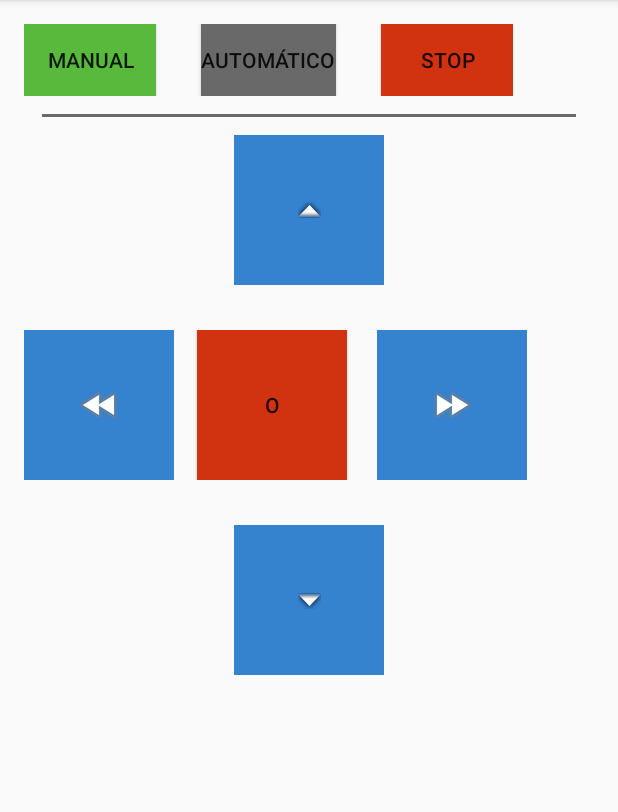
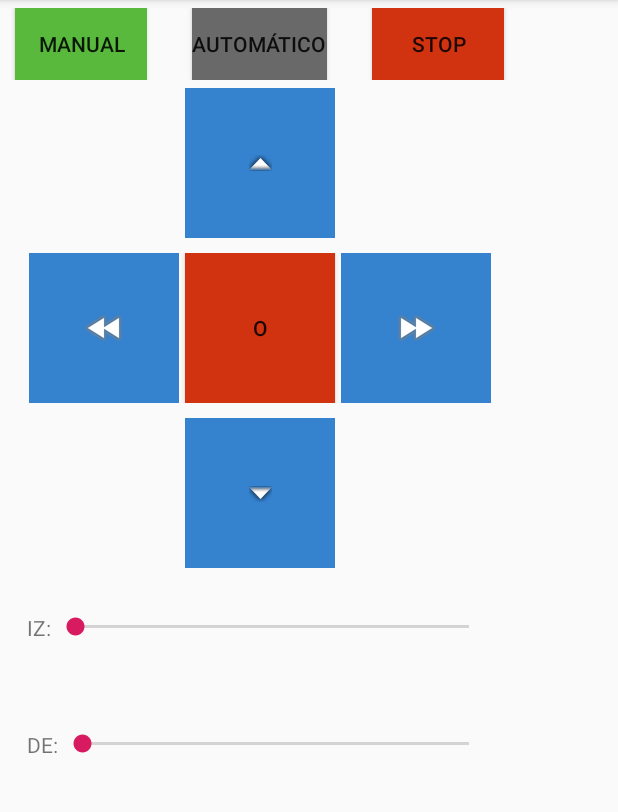
Before and after one commit to vtcmer/arduino-project, an Android app: the MainActivity screen opened directly, with no data from a screen before it, on a phone screen of 412 x 824 dp, the part 84-896 px from its top. Run offline under Robolectric (Android 15) with nearby library versions, the phone set to English and light mode, and no system bars; our stand-ins replace ButterKnife; network calls fail; 7 statements that could not run were skipped.

Commit message:
Pasarle la velocidad

```diff
--- a/i-robot/IRobotApp/app/src/main/AndroidManifest.xml
+++ b/i-robot/IRobotApp/app/src/main/AndroidManifest.xml
@@ -12,7 +12,8 @@
         android:roundIcon="@mipmap/ic_launcher_round"
         android:supportsRtl="true"
         android:theme="@style/AppTheme">
-        <activity android:name=".MainActivity"></activity>
+        <activity android:name=".MainActivity"
+            android:screenOrientation="portrait"></activity>
         <activity android:name=".DeviceListActivity">
             <intent-filter>
                 <action android:name="android.intent.action.MAIN" />
--- a/i-robot/IRobotApp/app/src/main/java/com/ztt/irobotapp/MainActivity.java
+++ b/i-robot/IRobotApp/app/src/main/java/com/ztt/irobotapp/MainActivity.java
@@ -11,7 +11,9 @@ import android.support.v7.app.AppCompatActivity;
 import android.view.View;
 import android.widget.Button;
 import android.widget.ImageButton;
-import android.widget.ScrollView;
+
+import android.widget.SeekBar;
+import android.widget.TextView;
 import android.widget.Toast;
 
 import java.io.IOException;
@@ -22,8 +24,6 @@ import java.util.UUID;
 import butterknife.BindView;
 import butterknife.ButterKnife;
 import butterknife.OnClick;
-
-import static java.lang.Thread.sleep;
 
 public class MainActivity extends AppCompatActivity {
 
@@ -46,8 +46,15 @@ public class MainActivity extends AppCompatActivity {
     ImageButton btnRight;
     @BindView(R.id.btnBack)
     ImageButton btnBack;
-    @BindView(R.id.scrollView)
-    ScrollView scrollView;
+
+    @BindView(R.id.txtSeekBarLeft)
+    TextView txtSeekBarLeft;
+    @BindView(R.id.seekBarLeft)
+    SeekBar seekBarLeft;
+    @BindView(R.id.txtSeekBarRigth)
+    TextView txtSeekBarRigth;
+    @BindView(R.id.seekBarRight)
+    SeekBar seekBarRight;
 
     private BluetoothAdapter btAdapter = null;
     private BluetoothSocket btSocket = null;
@@ -57,11 +64,16 @@ public class MainActivity extends AppCompatActivity {
     // String for MAC address
     private static String address = null;
 
+    final static Integer SPEED_LEFT_DEFAULT = 200;
+    final static Integer SPEED_RIGHT_DEFATUL = 200;
+
     @Override
     protected void onCreate(Bundle savedInstanceState) {
         super.onCreate(savedInstanceState);
         setContentView(R.layout.activity_main);
         ButterKnife.bind(this);
+
+        this.onSeekBarChange();
 
 
         bluetoothIn = new Handler() {
@@ -70,16 +82,16 @@ public class MainActivity extends AppCompatActivity {
 
                     String data = (String) msg.obj;                                                                // msg.arg1 = bytes from connect thread
 
-                    if (data.equals("F")){
+                    if (data.equals("F")) {
                         resetStatusActionsButtons();
                         selectAction(btnForward);
-                    } else if (data.equals("B")){
+                    } else if (data.equals("B")) {
                         resetStatusActionsButtons();
                         selectAction(btnBack);
-                    } else if (data.equals("R")){
+                    } else if (data.equals("R")) {
                         resetStatusActionsButtons();
                         selectAction(btnRight);
-                    } else if (data.equals("L")){
+                    } else if (data.equals("L")) {
                         resetStatusActionsButtons();
                         selectAction(btnLeft);
                     }
@@ -184,7 +196,6 @@ public class MainActivity extends AppCompatActivity {
     }
 
 
-
     @OnClick({R.id.btnStop, R.id.btnForward, R.id.btnBack, R.id.btnRight, R.id.btnLeft})
     public void onChangeDirection(View view) {
 
@@ -214,6 +225,7 @@ public class MainActivity extends AppCompatActivity {
 
     /**
      * Cambio entre modo manual y automático
+     *
      * @param automatic
      */
     void changeMode(boolean automatic) {
@@ -232,6 +244,7 @@ public class MainActivity extends AppCompatActivity {
 
     /**
      * Activa y desactiva los botones
+     *
      * @param active
      */
     private void changeStatusActionButtons(boolean active) {
@@ -246,24 +259,26 @@ public class MainActivity extends AppCompatActivity {
 
     /**
      * Marca el botón como activo
+     *
      * @param imageButton
      */
-    private void selectAction(ImageButton imageButton){
+    private void selectAction(ImageButton imageButton) {
         imageButton.setBackgroundDrawable(getResources().getDrawable(R.color.active));
     }
 
     /**
      * Resetea el botón de acción al color por defecto
+     *
      * @param imageButton
      */
-    private void resetAction(ImageButton imageButton){
+    private void resetAction(ImageButton imageButton) {
         imageButton.setBackgroundDrawable(getResources().getDrawable(R.color.enabled));
     }
 
     /**
      * Establece el valor de colores por defecto de los botones de acción
      */
-    private void resetStatusActionsButtons(){
+    private void resetStatusActionsButtons() {
 
         this.btnForward.setBackgroundDrawable(getResources().getDrawable(R.color.enabled));
         this.btnBack.setBackgroundDrawable(getResources().getDrawable(R.color.enabled));
@@ -323,6 +338,70 @@ public class MainActivity extends AppCompatActivity {
 
             }
         }
+
+
+
+
+    }
+
+
+    void onSeekBarChange(){
+
+        this.seekBarLeft.setOnSeekBarChangeListener(new SeekBar.OnSeekBarChangeListener() {
+
+            Integer speed = 0;
+
+            @Override
+            public void onProgressChanged(SeekBar seekBar, int progressValue, boolean fromUser) {
+
+                speed = SPEED_LEFT_DEFAULT + progressValue;
+
+                txtSeekBarLeft.setText("IZ: " + speed);
+
+            }
+
+            @Override
+            public void onStartTrackingTouch(SeekBar seekBar) {
+
+            }
+
+            @Override
+            public void onStopTrackingTouch(SeekBar seekBar) {
+                txtSeekBarLeft.setText("IZ: " + speed );
+                mConnectedThread.write("L-"+speed);
+                // TODO ENVIAR DATO
+
+            }
+        });
+
+
+        this.seekBarRight.setOnSeekBarChangeListener(new SeekBar.OnSeekBarChangeListener() {
+
+            Integer speed = 0;
+
+            @Override
+            public void onProgressChanged(SeekBar seekBar, int progressValue, boolean fromUser) {
+                speed = SPEED_LEFT_DEFAULT + progressValue;
+                txtSeekBarRigth.setText("DE: " + speed );
+
+            }
+
+            @Override
+            public void onStartTrackingTouch(SeekBar seekBar) {
+
+            }
+
+            @Override
+            public void onStopTrackingTouch(SeekBar seekBar) {
+
+                txtSeekBarRigth.setText("DE: ");
+                mConnectedThread.write("R-"+speed);
+                // TODO ENVIAR DATO
+
+
+            }
+        });
+
     }
 
 
--- a/i-robot/IRobotApp/app/src/main/res/layout/activity_main.xml
+++ b/i-robot/IRobotApp/app/src/main/res/layout/activity_main.xml
@@ -1,43 +1,15 @@
 <?xml version="1.0" encoding="utf-8"?>
-<RelativeLayout xmlns:android="http://schemas.android.com/apk/res/android"
-    xmlns:tools="http://schemas.android.com/tools"
-    android:layout_width="match_parent"
-    android:layout_height="match_parent">
-
-    <ScrollView
-        android:layout_width="wrap_content"
-        android:layout_height="wrap_content"
-        android:fillViewport="true"
-        android:id="@+id/scrollView">
-
-        <RelativeLayout
+<LinearLayout xmlns:android="http://schemas.android.com/apk/res/android"
     android:layout_width="match_parent"
     android:layout_height="match_parent"
-            android:paddingBottom="@dimen/activity_vertical_margin"
-            android:paddingLeft="@dimen/activity_horizontal_margin"
-            android:paddingRight="@dimen/activity_horizontal_margin"
-            android:paddingTop="@dimen/activity_vertical_margin">
+    android:orientation="vertical" >
 
     <LinearLayout
-                android:orientation="vertical"
         android:layout_width="match_parent"
-                android:layout_height="match_parent"
-                android:id="@+id/linearContenedor">
-
-                <LinearLayout
-                    android:orientation="vertical"
-                    android:layout_width="fill_parent"
-                    android:layout_above="@+id/linearContenedorProbarConexion"
         android:layout_height="wrap_content"
-                    android:id="@+id/Conexion">
-
-
-
-                    <LinearLayout
         android:orientation="horizontal"
-                        android:layout_width="wrap_content"
-                        android:layout_height="wrap_content"
-                        android:id="@+id/linearPruebaConexion">
+        android:layout_marginTop="5dp"
+        android:layout_marginBottom="5dp">
 
         <Button
             android:id="@+id/btnManual"
@@ -46,6 +18,7 @@
             android:layout_alignParentRight="true"
             android:text="Manual"
             android:layout_marginRight="30dp"
+            android:layout_marginLeft="10dp"
             android:background="@color/active"/>
 
 
@@ -63,27 +36,31 @@
             android:id="@+id/btnModeStop"
             android:layout_width="wrap_content"
             android:layout_height="wrap_content"
-                            android:layout_alignParentLeft="true"
-                            android:layout_alignParentTop="true"
             android:text="Stop"
             android:background="@color/stop"/>
 
+    </LinearLayout>
 
 
-                    </LinearLayout>
+    <LinearLayout
+        android:layout_width="match_parent"
+        android:layout_height="600dp"
+        android:orientation="horizontal">
 
-                </LinearLayout>
+
 
         <LinearLayout
+            android:layout_width="wrap_content"
+            android:layout_height="match_parent"
             android:orientation="vertical"
-                    android:layout_width="match_parent"
-                    android:layout_height="2dp"
-                    android:background="@color/linearSeparador"
-                    android:layout_gravity="center_vertical"
-                    android:layout_margin="@dimen/linearSeparador"
-                    android:id="@+id/lineaSeparador"></LinearLayout>
+            android:layout_marginLeft="18dp">
 
 
+            <LinearLayout
+                android:layout_width="match_parent"
+                android:layout_height="wrap_content"
+                android:orientation="vertical"
+                android:layout_marginBottom="10dp">
 
                 <ImageButton
                     android:id="@+id/btnForward"
@@ -95,12 +72,14 @@
                     android:src="@android:drawable/arrow_up_float"
                     android:background="@color/enabled"/>
 
+
+            </LinearLayout>
+
+
             <LinearLayout
-                    android:orientation="horizontal"
                 android:layout_width="match_parent"
-                    android:layout_height="match_parent"
-                    android:layout_marginTop="30dp"
-                    android:layout_marginBottom="30dp">
+                android:layout_height="wrap_content"
+                android:orientation="horizontal">
 
                 <ImageButton
                     android:id="@+id/btnLeft"
@@ -108,19 +87,18 @@
                     android:layout_height="100dp"
                     android:background="@color/enabled"
                     android:src="@android:drawable/ic_media_rew"
-                        android:text="Izquierda" />
+                    android:text="Izquierda"
+                    android:layout_marginLeft="1dp"/>
 
 
                 <Button
                     android:id="@+id/btnStop"
                     android:layout_width="100dp"
                     android:layout_height="100dp"
-                        android:layout_gravity="center"
                     android:background="@color/stop"
-                        android:gravity="center"
-                        android:layout_marginLeft="15dp"
-                        android:layout_marginRight="20dp"
-                        android:text="O" />
+                    android:text="O"
+                    android:layout_marginLeft="4dp"
+                    android:layout_marginRight="4dp"/>
 
                 <ImageButton
                     android:id="@+id/btnRight"
@@ -128,30 +106,89 @@
                     android:layout_height="100dp"
                     android:background="@color/enabled"
                     android:src="@android:drawable/ic_media_ff"
-                        android:text="Derecha" />
+                    android:text="Derecha"
+                    android:layout_marginRight="1dp"/>
+
+            </LinearLayout>
 
 
-                </LinearLayout>
+
+            <LinearLayout
+                android:layout_width="match_parent"
+                android:layout_height="wrap_content"
+                android:orientation="vertical"
+                android:layout_marginTop="10dp">
+
                 <ImageButton
                     android:id="@+id/btnBack"
                     android:layout_width="100dp"
                     android:layout_height="100dp"
-                    android:layout_alignParentLeft="true"
-                    android:layout_alignParentTop="true"
                     android:text="Atrás"
                     android:gravity="center"
                     android:layout_gravity="center"
                     android:src="@android:drawable/arrow_down_float"
                     android:background="@color/enabled"/>
 
+
             </LinearLayout>
 
-        </RelativeLayout>
+            <LinearLayout
+                android:layout_width="match_parent"
+                android:layout_height="wrap_content"
+                android:orientation="horizontal"
+                android:layout_marginTop="30dp">
+
+
+                <TextView
+                    android:layout_width="wrap_content"
+                    android:layout_height="match_parent"
+                    android:text="IZ:"
+                    android:id="@+id/txtSeekBarLeft"
+                    android:layout_gravity="center"/>
+
+                <SeekBar
+                    android:layout_width="fill_parent"
+                    android:layout_height="wrap_content"
+                    android:progress="0"
+                    android:max="55"
+                    android:id="@+id/seekBarLeft"
+                    android:indeterminate="false" />
+            </LinearLayout>
+
+            <LinearLayout
+                android:layout_width="match_parent"
+                android:layout_height="wrap_content"
+                android:orientation="horizontal"
+                android:layout_marginTop="60dp">
+
+
+                <TextView
+                    android:layout_width="wrap_content"
+                    android:layout_height="match_parent"
+                    android:text="DE:"
+                    android:id="@+id/txtSeekBarRigth"
+                    android:layout_gravity="center"/>
+
+                <SeekBar
+                    android:layout_width="fill_parent"
+                    android:layout_height="wrap_content"
+                    android:progress="0"
+                    android:max="55"
+                    android:id="@+id/seekBarRight"
+                    android:indeterminate="false" />
+            </LinearLayout>
+
+
+        </LinearLayout>
 
 
 
 
-    </ScrollView>
+
+    </LinearLayout>
 
 
-</RelativeLayout>
+
+
+
+</LinearLayout>
```
Also changed, not shown: 1 other file. Lines whose indentation alone changed are shown as unchanged.
